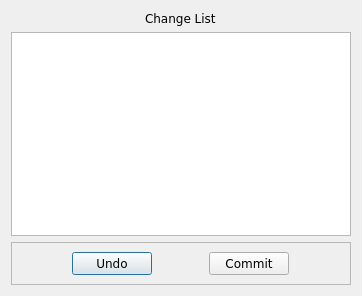
CS4311-spring-2020/pick-tool-team14-keikaku, file ui/change_configuration.ui: the form before one commit.
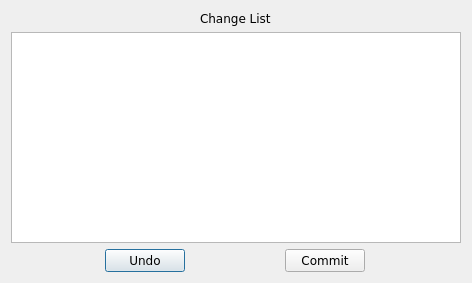
The form after the commit.

Commit message: Updated PyQT5-sip version. Cleaned up and unified change_configuration, event_configuration, log_entry_configuration, team_configuration, and vector_configuration.

```diff
--- a/ui/change_configuration.ui
+++ b/ui/change_configuration.ui
@@ -6,8 +6,8 @@
    <rect>
     <x>0</x>
     <y>0</y>
-    <width>362</width>
-    <height>296</height>
+    <width>472</width>
+    <height>283</height>
    </rect>
   </property>
   <property name="windowTitle">
@@ -36,22 +36,9 @@
     </widget>
    </item>
    <item>
-    <widget class="QFrame" name="ButtonFrame">
-     <property name="sizePolicy">
-      <sizepolicy hsizetype="Preferred" vsizetype="Preferred">
-       <horstretch>0</horstretch>
-       <verstretch>0</verstretch>
-      </sizepolicy>
-     </property>
-     <property name="frameShape">
-      <enum>QFrame::StyledPanel</enum>
-     </property>
-     <property name="frameShadow">
-      <enum>QFrame::Raised</enum>
-     </property>
-     <layout class="QHBoxLayout" name="horizontalLayout">
+    <layout class="QHBoxLayout" name="buttonsHL">
       <item>
-       <widget class="QPushButton" name="UndoButton">
+      <widget class="QPushButton" name="undoButton">
         <property name="sizePolicy">
          <sizepolicy hsizetype="Fixed" vsizetype="Fixed">
           <horstretch>0</horstretch>
@@ -69,7 +56,7 @@
        </widget>
       </item>
       <item>
-       <widget class="QPushButton" name="Commit">
+      <widget class="QPushButton" name="commitButton">
         <property name="sizePolicy">
          <sizepolicy hsizetype="Fixed" vsizetype="Fixed">
           <horstretch>0</horstretch>
@@ -87,7 +74,6 @@
        </widget>
       </item>
      </layout>
-    </widget>
    </item>
   </layout>
  </widget>
```
Left out of the diff: 8 changed lines with no effect on the pictures. Lines whose indentation alone changed are shown as unchanged. The commit also changes 9 other files.
